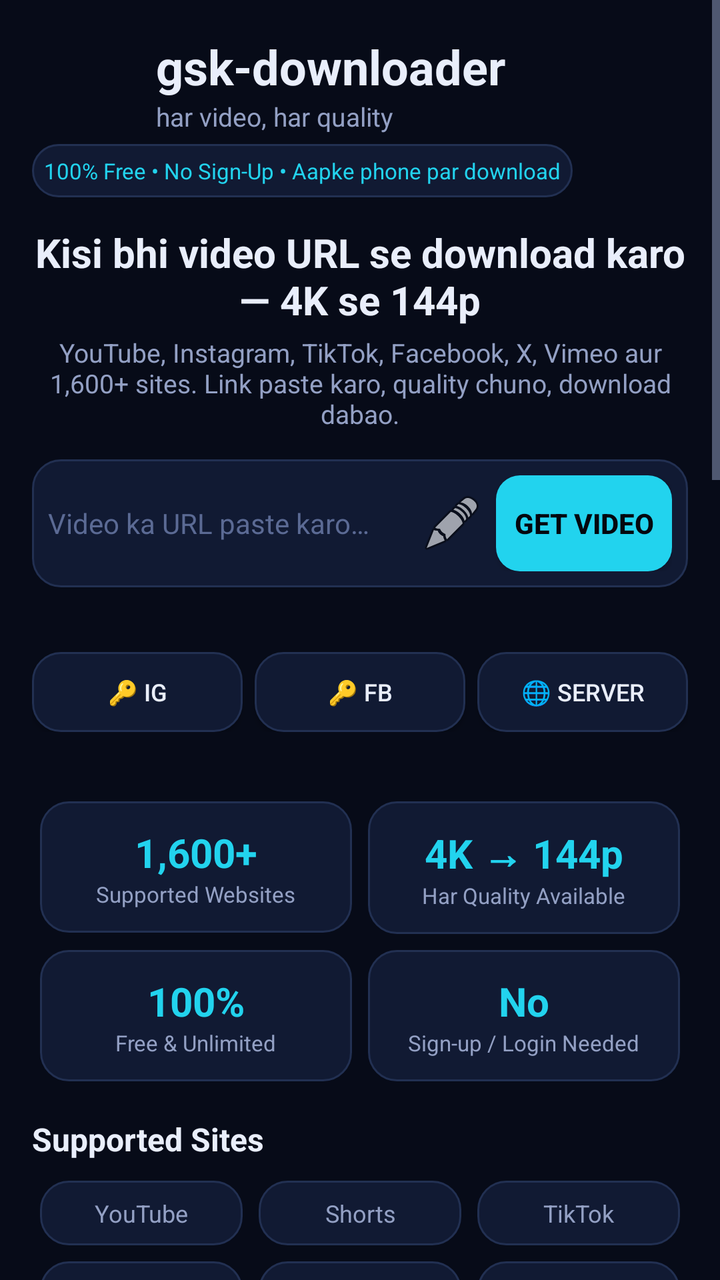
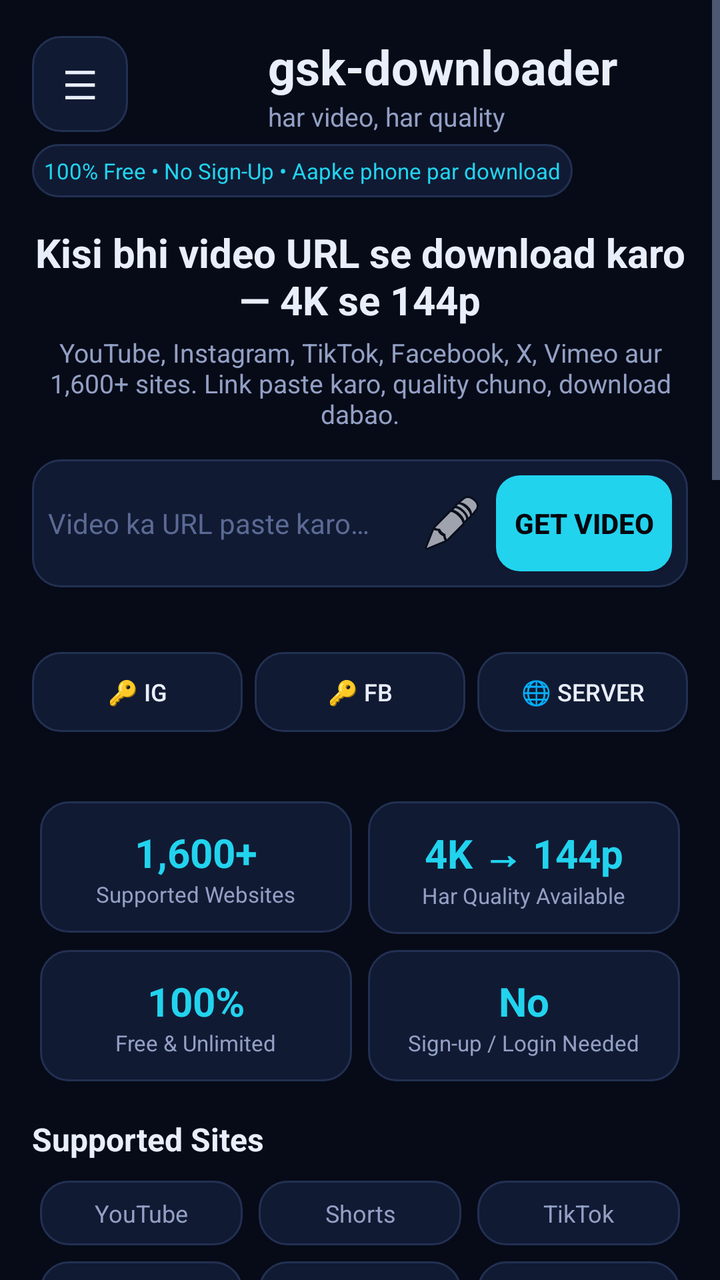

An Android layout rendered at two revisions. The XML below is the earlier revision; the diff shows what the commit changed to produce the second picture.
<!-- AndroidManifest.xml: application theme Theme.GSK -->
<!-- res/layout/activity_main.xml -->
<?xml version="1.0" encoding="utf-8"?>
<ScrollView xmlns:android="http://schemas.android.com/apk/res/android"
    xmlns:app="http://schemas.android.com/apk/res-auto"
    android:layout_width="match_parent"
    android:layout_height="match_parent"
    android:background="@color/bg"
    android:fillViewport="true">

<LinearLayout
    android:layout_width="match_parent"
    android:layout_height="wrap_content"
    android:orientation="vertical"
    android:padding="16dp">

    <LinearLayout
        android:layout_width="match_parent"
        android:layout_height="wrap_content"
        android:gravity="center_vertical"
        android:orientation="horizontal">

        <ImageView
            android:layout_width="52dp"
            android:layout_height="52dp"
            android:contentDescription="GSK logo"
            android:src="@drawable/logo" />

        <LinearLayout
            android:layout_width="wrap_content"
            android:layout_height="wrap_content"
            android:layout_marginStart="10dp"
            android:orientation="vertical">

            <TextView
                android:layout_width="wrap_content"
                android:layout_height="wrap_content"
                android:text="gsk-downloader"
                android:textColor="@color/txt"
                android:textSize="24sp"
                android:textStyle="bold" />

            <TextView
                android:layout_width="wrap_content"
                android:layout_height="wrap_content"
                android:text="@string/tagline"
                android:textColor="@color/mut"
                android:textSize="13sp" />
        </LinearLayout>
    </LinearLayout>

    <TextView
        android:layout_width="wrap_content"
        android:layout_height="wrap_content"
        android:layout_marginTop="4dp"
        android:background="@drawable/bg_card"
        android:padding="6dp"
        android:text="100% Free • No Sign-Up • Aapke phone par download"
        android:textColor="@color/accent"
        android:textSize="11sp" />

    
    <TextView
        android:layout_width="match_parent"
        android:layout_height="wrap_content"
        android:layout_marginTop="14dp"
        android:gravity="center"
        android:text="Kisi bhi video URL se download karo — 4K se 144p"
        android:textColor="@color/txt"
        android:textSize="20sp"
        android:textStyle="bold" />

    <TextView
        android:layout_width="match_parent"
        android:layout_height="wrap_content"
        android:layout_marginTop="4dp"
        android:gravity="center"
        android:text="YouTube, Instagram, TikTok, Facebook, X, Vimeo aur 1,600+ sites. Link paste karo, quality chuno, download dabao."
        android:textColor="@color/mut"
        android:textSize="13sp" />

    <LinearLayout
        android:layout_width="match_parent"
        android:layout_height="wrap_content"
        android:layout_marginTop="14dp"
        android:background="@drawable/bg_card"
        android:gravity="center_vertical"
        android:orientation="horizontal"
        android:padding="8dp">

        <EditText
            android:id="@+id/urlInput"
            android:layout_width="0dp"
            android:layout_height="wrap_content"
            android:layout_weight="1"
            android:background="@null"
            android:hint="@string/hint_url"
            android:imeOptions="actionGo"
            android:inputType="textUri"
            android:singleLine="true"
            android:textColor="@color/txt"
            android:textColorHint="#5B6A94"
            android:textSize="14sp" />

        <ImageButton
            android:id="@+id/pasteBtn"
            android:layout_width="44dp"
            android:layout_height="44dp"
            android:background="?attr/selectableItemBackgroundBorderless"
            android:contentDescription="Paste"
            android:src="@android:drawable/ic_menu_edit" />

        <Button
            android:id="@+id/goBtn"
            android:layout_width="wrap_content"
            android:layout_height="wrap_content"
            android:background="@drawable/bg_btn"
            android:text="Get Video"
            android:textColor="#04070F"
            android:textStyle="bold" />
    </LinearLayout>

    <TextView
        android:id="@+id/statusText"
        android:layout_width="match_parent"
        android:layout_height="wrap_content"
        android:layout_marginTop="8dp"
        android:textColor="@color/mut"
        android:textSize="12sp" />

    
    <LinearLayout
        android:layout_width="match_parent"
        android:layout_height="wrap_content"
        android:layout_marginTop="8dp"
        android:orientation="horizontal">

        <Button
            android:id="@+id/igLoginBtn"
            android:layout_width="0dp"
            android:layout_height="40dp"
            android:layout_marginEnd="6dp"
            android:layout_weight="1"
            android:background="@drawable/bg_card"
            android:text="🔑 IG"
            android:textColor="@color/txt"
            android:textSize="12sp" />

        <Button
            android:id="@+id/fbLoginBtn"
            android:layout_width="0dp"
            android:layout_height="40dp"
            android:layout_marginEnd="6dp"
            android:layout_weight="1"
            android:background="@drawable/bg_card"
            android:text="🔑 FB"
            android:textColor="@color/txt"
            android:textSize="12sp" />

        <Button
            android:id="@+id/serverBtn"
            android:layout_width="0dp"
            android:layout_height="40dp"
            android:layout_weight="1"
            android:background="@drawable/bg_card"
            android:text="🌐 Server"
            android:textColor="@color/txt"
            android:textSize="12sp" />
    </LinearLayout>

    <TextView
        android:id="@+id/cookieStatusText"
        android:layout_width="match_parent"
        android:layout_height="wrap_content"
        android:layout_marginTop="4dp"
        android:text=""
        android:textColor="@color/mut"
        android:textSize="11sp" />

    
    <GridLayout
        android:layout_width="match_parent"
        android:layout_height="wrap_content"
        android:layout_marginTop="12dp"
        android:columnCount="2"
        android:rowCount="2"
        android:useDefaultMargins="true">

        <LinearLayout
            android:layout_width="0dp"
            android:layout_height="wrap_content"
            android:layout_columnWeight="1"
            android:background="@drawable/bg_card"
            android:gravity="center"
            android:orientation="vertical"
            android:padding="12dp">
            <TextView android:layout_width="wrap_content" android:layout_height="wrap_content"
                android:text="1,600+" android:textColor="@color/accent" android:textSize="20sp" android:textStyle="bold" />
            <TextView android:layout_width="wrap_content" android:layout_height="wrap_content"
                android:text="Supported Websites" android:textColor="@color/mut" android:textSize="11sp" />
        </LinearLayout>

        <LinearLayout
            android:layout_width="0dp"
            android:layout_height="wrap_content"
            android:layout_columnWeight="1"
            android:background="@drawable/bg_card"
            android:gravity="center"
            android:orientation="vertical"
            android:padding="12dp">
            <TextView android:layout_width="wrap_content" android:layout_height="wrap_content"
                android:text="4K → 144p" android:textColor="@color/accent" android:textSize="20sp" android:textStyle="bold" />
            <TextView android:layout_width="wrap_content" android:layout_height="wrap_content"
                android:text="Har Quality Available" android:textColor="@color/mut" android:textSize="11sp" />
        </LinearLayout>

        <LinearLayout
            android:layout_width="0dp"
            android:layout_height="wrap_content"
            android:layout_columnWeight="1"
            android:background="@drawable/bg_card"
            android:gravity="center"
            android:orientation="vertical"
            android:padding="12dp">
            <TextView android:layout_width="wrap_content" android:layout_height="wrap_content"
                android:text="100%" android:textColor="@color/accent" android:textSize="20sp" android:textStyle="bold" />
            <TextView android:layout_width="wrap_content" android:layout_height="wrap_content"
                android:text="Free &amp; Unlimited" android:textColor="@color/mut" android:textSize="11sp" />
        </LinearLayout>

        <LinearLayout
            android:layout_width="0dp"
            android:layout_height="wrap_content"
            android:layout_columnWeight="1"
            android:background="@drawable/bg_card"
            android:gravity="center"
            android:orientation="vertical"
            android:padding="12dp">
            <TextView android:layout_width="wrap_content" android:layout_height="wrap_content"
                android:text="No" android:textColor="@color/accent" android:textSize="20sp" android:textStyle="bold" />
            <TextView android:layout_width="wrap_content" android:layout_height="wrap_content"
                android:text="Sign-up / Login Needed" android:textColor="@color/mut" android:textSize="11sp" />
        </LinearLayout>
    </GridLayout>

    
    <TextView
        android:layout_width="match_parent"
        android:layout_height="wrap_content"
        android:layout_marginTop="14dp"
        android:text="Supported Sites"
        android:textColor="@color/txt"
        android:textSize="16sp"
        android:textStyle="bold" />

    <GridLayout
        android:layout_width="match_parent"
        android:layout_height="wrap_content"
        android:layout_marginTop="6dp"
        android:columnCount="3"
        android:useDefaultMargins="true">

        <TextView android:layout_width="0dp" android:layout_columnWeight="1" android:background="@drawable/bg_card" android:gravity="center" android:padding="8dp" android:text="YouTube" android:textColor="@color/mut" android:textSize="12sp" />
        <TextView android:layout_width="0dp" android:layout_columnWeight="1" android:background="@drawable/bg_card" android:gravity="center" android:padding="8dp" android:text="Shorts" android:textColor="@color/mut" android:textSize="12sp" />
        <TextView android:layout_width="0dp" android:layout_columnWeight="1" android:background="@drawable/bg_card" android:gravity="center" android:padding="8dp" android:text="TikTok" android:textColor="@color/mut" android:textSize="12sp" />
        <TextView android:layout_width="0dp" android:layout_columnWeight="1" android:background="@drawable/bg_card" android:gravity="center" android:padding="8dp" android:text="Instagram" android:textColor="@color/mut" android:textSize="12sp" />
        <TextView android:layout_width="0dp" android:layout_columnWeight="1" android:background="@drawable/bg_card" android:gravity="center" android:padding="8dp" android:text="Facebook" android:textColor="@color/mut" android:textSize="12sp" />
        <TextView android:layout_width="0dp" android:layout_columnWeight="1" android:background="@drawable/bg_card" android:gravity="center" android:padding="8dp" android:text="Twitter / X" android:textColor="@color/mut" android:textSize="12sp" />
        <TextView android:layout_width="0dp" android:layout_columnWeight="1" android:background="@drawable/bg_card" android:gravity="center" android:padding="8dp" android:text="Vimeo" android:textColor="@color/mut" android:textSize="12sp" />
        <TextView android:layout_width="0dp" android:layout_columnWeight="1" android:background="@drawable/bg_card" android:gravity="center" android:padding="8dp" android:text="Dailymotion" android:textColor="@color/mut" android:textSize="12sp" />
        <TextView android:layout_width="0dp" android:layout_columnWeight="1" android:background="@drawable/bg_card" android:gravity="center" android:padding="8dp" android:text="Reddit" android:textColor="@color/mut" android:textSize="12sp" />
        <TextView android:layout_width="0dp" android:layout_columnWeight="1" android:background="@drawable/bg_card" android:gravity="center" android:padding="8dp" android:text="Pinterest" android:textColor="@color/mut" android:textSize="12sp" />
        <TextView android:layout_width="0dp" android:layout_columnWeight="1" android:background="@drawable/bg_card" android:gravity="center" android:padding="8dp" android:text="Twitch" android:textColor="@color/mut" android:textSize="12sp" />
        <TextView android:layout_width="0dp" android:layout_columnWeight="1" android:background="@drawable/bg_card" android:gravity="center" android:padding="8dp" android:text="... +1600 aur" android:textColor="@color/accent" android:textSize="12sp" android:textStyle="bold" />
    </GridLayout>

    
    <LinearLayout
        android:id="@+id/previewCard"
        android:layout_width="match_parent"
        android:layout_height="wrap_content"
        android:layout_marginTop="10dp"
        android:background="@drawable/bg_card"
        android:orientation="vertical"
        android:padding="12dp"
        android:visibility="gone">

        <TextView
            android:id="@+id/previewTitle"
            android:layout_width="match_parent"
            android:layout_height="wrap_content"
            android:ellipsize="end"
            android:maxLines="2"
            android:text="Video title"
            android:textColor="@color/txt"
            android:textSize="14sp"
            android:textStyle="bold" />

        <TextView
            android:id="@+id/previewMeta"
            android:layout_width="match_parent"
            android:layout_height="wrap_content"
            android:layout_marginTop="2dp"
            android:text=""
            android:textColor="@color/mut"
            android:textSize="11sp" />

        <FrameLayout
            android:layout_width="match_parent"
            android:layout_height="200dp"
            android:layout_marginTop="8dp"
            android:background="#000000">

            <ImageView
                android:id="@+id/thumbPreview"
                android:layout_width="match_parent"
                android:layout_height="match_parent"
                android:contentDescription="Video thumbnail"
                android:scaleType="centerCrop" />

            <androidx.media3.ui.PlayerView
                android:id="@+id/previewPlayer"
                android:layout_width="match_parent"
                android:layout_height="match_parent"
                android:visibility="gone"
                app:show_buffering="when_playing"
                app:use_controller="true" />

            <Button
                android:id="@+id/previewPlayBtn"
                android:layout_width="wrap_content"
                android:layout_height="wrap_content"
                android:layout_gravity="center"
                android:background="@drawable/bg_btn"
                android:text="▶ Preview"
                android:textColor="#04070F"
                android:textSize="13sp"
                android:textStyle="bold" />
        </FrameLayout>

        
        <LinearLayout
            android:id="@+id/previewControls"
            android:layout_width="match_parent"
            android:layout_height="wrap_content"
            android:layout_marginTop="8dp"
            android:gravity="center"
            android:orientation="horizontal"
            android:visibility="gone">

            <Button
                android:id="@+id/prevBtn"
                android:layout_width="wrap_content"
                android:layout_height="36dp"
                android:layout_marginEnd="6dp"
                android:background="@drawable/bg_card"
                android:minWidth="0dp"
                android:text="◀ Prev"
                android:textColor="@color/txt"
                android:textSize="12sp" />

            <Button
                android:id="@+id/previewBack"
                android:layout_width="wrap_content"
                android:layout_height="36dp"
                android:layout_marginEnd="6dp"
                android:background="@drawable/bg_card"
                android:minWidth="0dp"
                android:text="⏪ 10s"
                android:textColor="@color/txt"
                android:textSize="12sp" />

            <Button
                android:id="@+id/previewFwd"
                android:layout_width="wrap_content"
                android:layout_height="36dp"
                android:layout_marginEnd="6dp"
                android:background="@drawable/bg_card"
                android:minWidth="0dp"
                android:text="10s ⏩"
                android:textColor="@color/txt"
                android:textSize="12sp" />

            <Button
                android:id="@+id/nextBtn"
                android:layout_width="wrap_content"
                android:layout_height="36dp"
                android:background="@drawable/bg_card"
                android:minWidth="0dp"
                android:text="Next ▶"
                android:textColor="@color/txt"
                android:textSize="12sp" />
        </LinearLayout>

        
        <TextView
            android:id="@+id/upNextTitle"
            android:layout_width="match_parent"
            android:layout_height="wrap_content"
            android:layout_marginTop="8dp"
            android:text="Up Next"
            android:textColor="@color/txt"
            android:textSize="13sp"
            android:textStyle="bold"
            android:visibility="gone" />

        <androidx.recyclerview.widget.RecyclerView
            android:id="@+id/upNextRecycler"
            android:layout_width="match_parent"
            android:layout_height="wrap_content"
            android:layout_marginTop="4dp"
            android:clipToPadding="false"
            android:nestedScrollingEnabled="false"
            android:visibility="gone" />

        <TextView
            android:layout_width="match_parent"
            android:layout_height="wrap_content"
            android:layout_marginTop="6dp"
            android:text="Link ka preview upar dikhega. Play dabao — download se pehle video check karo."
            android:textColor="#5B6A94"
            android:textSize="11sp" />
    </LinearLayout>

    <TextView
        android:id="@+id/metaText"
        android:layout_width="match_parent"
        android:layout_height="wrap_content"
        android:layout_marginTop="6dp"
        android:textColor="@color/txt"
        android:textSize="13sp"
        android:textStyle="bold" />

    
    <HorizontalScrollView
        android:layout_width="match_parent"
        android:layout_height="wrap_content"
        android:layout_marginTop="8dp"
        android:scrollbars="none">

        <LinearLayout
            android:layout_width="wrap_content"
            android:layout_height="wrap_content"
            android:orientation="horizontal">

            <Button android:id="@+id/qMax" android:layout_width="wrap_content" android:layout_height="36dp"
                android:layout_marginEnd="8dp" android:background="@drawable/bg_btn" android:minWidth="0dp"
                android:text="MAX" android:textColor="#04070F" android:textSize="12sp" />
            <Button android:id="@+id/q4320" android:layout_width="wrap_content" android:layout_height="36dp"
                android:layout_marginEnd="8dp" android:background="@drawable/bg_card" android:minWidth="0dp"
                android:text="8K" android:textColor="@color/txt" android:textSize="12sp" />
            <Button android:id="@+id/q2160" android:layout_width="wrap_content" android:layout_height="36dp"
                android:layout_marginEnd="8dp" android:background="@drawable/bg_card" android:minWidth="0dp"
                android:text="4K" android:textColor="@color/txt" android:textSize="12sp" />
            <Button android:id="@+id/q1440" android:layout_width="wrap_content" android:layout_height="36dp"
                android:layout_marginEnd="8dp" android:background="@drawable/bg_card" android:minWidth="0dp"
                android:text="2K" android:textColor="@color/txt" android:textSize="12sp" />
            <Button android:id="@+id/q1080" android:layout_width="wrap_content" android:layout_height="36dp"
                android:layout_marginEnd="8dp" android:background="@drawable/bg_card" android:minWidth="0dp"
                android:text="1080p" android:textColor="@color/txt" android:textSize="12sp" />
            <Button android:id="@+id/q720" android:layout_width="wrap_content" android:layout_height="36dp"
                android:layout_marginEnd="8dp" android:background="@drawable/bg_card" android:minWidth="0dp"
                android:text="720p" android:textColor="@color/txt" android:textSize="12sp" />
            <Button android:id="@+id/q480" android:layout_width="wrap_content" android:layout_height="36dp"
                android:layout_marginEnd="8dp" android:background="@drawable/bg_card" android:minWidth="0dp"
                android:text="480p" android:textColor="@color/txt" android:textSize="12sp" />
            <Button android:id="@+id/q360" android:layout_width="wrap_content" android:layout_height="36dp"
                android:layout_marginEnd="8dp" android:background="@drawable/bg_card" android:minWidth="0dp"
                android:text="360p" android:textColor="@color/txt" android:textSize="12sp" />
            <Button android:id="@+id/q240" android:layout_width="wrap_content" android:layout_height="36dp"
                android:layout_marginEnd="8dp" android:background="@drawable/bg_card" android:minWidth="0dp"
                android:text="240p" android:textColor="@color/txt" android:textSize="12sp" />
            <Button android:id="@+id/q144" android:layout_width="wrap_content" android:layout_height="36dp"
                android:layout_marginEnd="8dp" android:background="@drawable/bg_card" android:minWidth="0dp"
                android:text="144p" android:textColor="@color/txt" android:textSize="12sp" />
            <Button android:id="@+id/qAudio" android:layout_width="wrap_content" android:layout_height="36dp"
                android:background="@drawable/bg_card" android:minWidth="0dp"
                android:text="MP3 / Audio" android:textColor="@color/txt" android:textSize="12sp" />
        </LinearLayout>
    </HorizontalScrollView>

    <androidx.recyclerview.widget.RecyclerView
        android:id="@+id/recycler"
        android:layout_width="match_parent"
        android:layout_height="wrap_content"
        android:layout_marginTop="8dp"
        android:clipToPadding="false"
        android:minHeight="200dp"
        android:nestedScrollingEnabled="false" />

    
    <LinearLayout
        android:id="@+id/recentHeader"
        android:layout_width="match_parent"
        android:layout_height="wrap_content"
        android:layout_marginTop="12dp"
        android:gravity="center_vertical"
        android:orientation="horizontal"
        android:visibility="gone">

        <TextView
            android:id="@+id/recentTitle"
            android:layout_width="0dp"
            android:layout_height="wrap_content"
            android:layout_weight="1"
            android:text="🕘 Recent (tap karke dobara kholo — link copy nahi)"
            android:textColor="@color/txt"
            android:textSize="13sp"
            android:textStyle="bold" />

        <Button
            android:id="@+id/recentCloseBtn"
            android:layout_width="wrap_content"
            android:layout_height="32dp"
            android:layout_marginStart="6dp"
            android:background="@drawable/bg_card"
            android:minWidth="0dp"
            android:paddingStart="10dp"
            android:paddingEnd="10dp"
            android:text="✕ Band"
            android:textColor="@color/mut"
            android:textSize="11sp" />

        <Button
            android:id="@+id/recentClearBtn"
            android:layout_width="wrap_content"
            android:layout_height="32dp"
            android:layout_marginStart="6dp"
            android:background="@drawable/bg_card"
            android:minWidth="0dp"
            android:paddingStart="10dp"
            android:paddingEnd="10dp"
            android:text="🗑 Clear"
            android:textColor="#F87171"
            android:textSize="11sp" />
    </LinearLayout>

    <androidx.recyclerview.widget.RecyclerView
        android:id="@+id/recentRecycler"
        android:layout_width="match_parent"
        android:layout_height="wrap_content"
        android:layout_marginTop="4dp"
        android:clipToPadding="false"
        android:nestedScrollingEnabled="false"
        android:visibility="gone" />

    
    <TextView
        android:layout_width="match_parent"
        android:layout_height="wrap_content"
        android:layout_marginTop="18dp"
        android:gravity="center"
        android:text="3 Easy Steps"
        android:textColor="@color/txt"
        android:textSize="18sp"
        android:textStyle="bold" />

    <LinearLayout android:layout_width="match_parent" android:layout_height="wrap_content"
        android:layout_marginTop="8dp" android:background="@drawable/bg_card"
        android:orientation="vertical" android:padding="14dp">
        <TextView android:layout_width="wrap_content" android:layout_height="wrap_content"
            android:text="1. Link Copy Karo" android:textColor="@color/txt" android:textSize="14sp" android:textStyle="bold" />
        <TextView android:layout_width="wrap_content" android:layout_height="wrap_content"
            android:text="Jis site se video chahiye wahan jaao, video ka URL copy karo." android:textColor="@color/mut" android:textSize="12sp" />
    </LinearLayout>

    <LinearLayout android:layout_width="match_parent" android:layout_height="wrap_content"
        android:layout_marginTop="8dp" android:background="@drawable/bg_card"
        android:orientation="vertical" android:padding="14dp">
        <TextView android:layout_width="wrap_content" android:layout_height="wrap_content"
            android:text="2. Paste &amp; Scan Karo" android:textColor="@color/txt" android:textSize="14sp" android:textStyle="bold" />
        <TextView android:layout_width="wrap_content" android:layout_height="wrap_content"
            android:text="Yahan paste karo aur Get Video dabao. Preview dekho, quality chuno." android:textColor="@color/mut" android:textSize="12sp" />
    </LinearLayout>

    <LinearLayout android:layout_width="match_parent" android:layout_height="wrap_content"
        android:layout_marginTop="8dp" android:background="@drawable/bg_card"
        android:orientation="vertical" android:padding="14dp">
        <TextView android:layout_width="wrap_content" android:layout_height="wrap_content"
            android:text="3. Download Dabao" android:textColor="@color/txt" android:textSize="14sp" android:textStyle="bold" />
        <TextView android:layout_width="wrap_content" android:layout_height="wrap_content"
            android:text="Speed dekho, pause/cancel karo. File Download/gsk-downloader me save hogi." android:textColor="@color/mut" android:textSize="12sp" />
    </LinearLayout>

    
    <TextView
        android:layout_width="match_parent"
        android:layout_height="wrap_content"
        android:layout_marginTop="18dp"
        android:gravity="center"
        android:text="Questions? Jawab"
        android:textColor="@color/txt"
        android:textSize="18sp"
        android:textStyle="bold" />

    <LinearLayout android:layout_width="match_parent" android:layout_height="wrap_content"
        android:layout_marginTop="8dp" android:background="@drawable/bg_card"
        android:orientation="vertical" android:padding="14dp">
        <TextView android:id="@+id/fq1" android:layout_width="match_parent" android:layout_height="wrap_content"
            android:text="+ Kitni websites support hoti hain?" android:textColor="@color/txt" android:textSize="14sp" android:textStyle="bold" />
        <TextView android:id="@+id/fa1" android:layout_width="match_parent" android:layout_height="wrap_content"
            android:layout_marginTop="4dp" android:text="1,600+ sites — YouTube, Instagram, TikTok, Facebook, X, Vimeo, Reddit aur bahut si." android:textColor="@color/mut" android:textSize="12sp" android:visibility="gone" />
    </LinearLayout>

    <LinearLayout android:layout_width="match_parent" android:layout_height="wrap_content"
        android:layout_marginTop="8dp" android:background="@drawable/bg_card"
        android:orientation="vertical" android:padding="14dp">
        <TextView android:id="@+id/fq2" android:layout_width="match_parent" android:layout_height="wrap_content"
            android:text="+ Kya 4K me download hoga?" android:textColor="@color/txt" android:textSize="14sp" android:textStyle="bold" />
        <TextView android:id="@+id/fa2" android:layout_width="match_parent" android:layout_height="wrap_content"
            android:layout_marginTop="4dp" android:text="Haan, agar source me 4K hai. Smooth ke liye 1080p MP4 (AVC, Smooth wali) best hai." android:textColor="@color/mut" android:textSize="12sp" android:visibility="gone" />
    </LinearLayout>

    <LinearLayout android:layout_width="match_parent" android:layout_height="wrap_content"
        android:layout_marginTop="8dp" android:background="@drawable/bg_card"
        android:orientation="vertical" android:padding="14dp">
        <TextView android:id="@+id/fq3" android:layout_width="match_parent" android:layout_height="wrap_content"
            android:text="+ Sirf audio (MP3) chahiye?" android:textColor="@color/txt" android:textSize="14sp" android:textStyle="bold" />
        <TextView android:id="@+id/fa3" android:layout_width="match_parent" android:layout_height="wrap_content"
            android:layout_marginTop="4dp" android:text="Haan. MP3 / Audio pill dabao, phir koi audio quality download karo." android:textColor="@color/mut" android:textSize="12sp" android:visibility="gone" />
    </LinearLayout>

    <LinearLayout android:layout_width="match_parent" android:layout_height="wrap_content"
        android:layout_marginTop="8dp" android:background="@drawable/bg_card"
        android:orientation="vertical" android:padding="14dp">
        <TextView android:id="@+id/fq4" android:layout_width="match_parent" android:layout_height="wrap_content"
            android:text="+ File kahan save hogi?" android:textColor="@color/txt" android:textSize="14sp" android:textStyle="bold" />
        <TextView android:id="@+id/fa4" android:layout_width="match_parent" android:layout_height="wrap_content"
            android:layout_marginTop="4dp" android:text="Download/gsk-downloader folder me — gallery/Downloads me milegi." android:textColor="@color/mut" android:textSize="12sp" android:visibility="gone" />
    </LinearLayout>

    <LinearLayout android:layout_width="match_parent" android:layout_height="wrap_content"
        android:layout_marginTop="8dp" android:background="@drawable/bg_card"
        android:orientation="vertical" android:padding="14dp">
        <TextView android:id="@+id/fq5" android:layout_width="match_parent" android:layout_height="wrap_content"
            android:text="+ Instagram / Facebook link fail ho raha?" android:textColor="@color/txt" android:textSize="14sp" android:textStyle="bold" />
        <TextView android:id="@+id/fa5" android:layout_width="match_parent" android:layout_height="wrap_content"
            android:layout_marginTop="4dp" android:text="Facebook public videos (SD+HD) BINA LOGIN chalti hain. Instagram ke liye 2 raaste: (1) 🌐 Server button me apna server URL dalo — server ke login se sab users bina-login download karenge (best), (2) 'IG Login' se apne account se ek baar login karo. Private videos me hamesha login lagega." android:textColor="@color/mut" android:textSize="12sp" android:visibility="gone" />
    </LinearLayout>

    <TextView
        android:id="@+id/footerText"
        android:layout_width="match_parent"
        android:layout_height="wrap_content"
        android:gravity="center"
        android:paddingTop="12dp"
        android:paddingBottom="12dp"
        android:text="@string/footer"
        android:textColor="#5B6A94"
        android:textSize="11sp" />
</LinearLayout>
</ScrollView>
<!-- resources referenced by this layout -->
<resources>
  <color name="accent">#22D3EE</color>
  <color name="bg">#070B18</color>
  <color name="mut">#93A0C4</color>
  <color name="txt">#E9EEFB</color>
  <!-- drawable bg_btn (drawable) -->
  <shape xmlns:android="http://schemas.android.com/apk/res/android"
      android:shape="rectangle">
      <solid android:color="#22D3EE" />
      <corners android:radius="12dp" />
  </shape>
  <!-- drawable bg_card (drawable) -->
  <shape xmlns:android="http://schemas.android.com/apk/res/android"
      android:shape="rectangle">
      <solid android:color="@color/card" />
      <stroke android:width="1dp" android:color="@color/line" />
      <corners android:radius="14dp" />
  </shape>
  <string name="footer">© 2026 LVIGS Pvt. Ltd. All rights reserved. • Powered by An Nishad\n🇮🇳 India • English • INR</string>
  <string name="hint_url">Video ka URL paste karo…</string>
  <string name="tagline">har video, har quality</string>
  <style name="Theme.GSK" parent="Theme.AppCompat.NoActionBar">
          <item name="android:windowBackground">@color/bg</item>
          <item name="android:textColorPrimary">@color/txt</item>
          <item name="android:textColorSecondary">@color/mut</item>
          <item name="colorAccent">@color/accent</item>
      </style>
  <color name="card">#111A33</color>
  <color name="line">#223052</color>
</resources>

<!-- the commit's change to res/layout/activity_main.xml (unified diff, before → after) -->
@@ -1,6 +1,13 @@
 <?xml version="1.0" encoding="utf-8"?>
-<ScrollView xmlns:android="http://schemas.android.com/apk/res/android"
+<androidx.drawerlayout.widget.DrawerLayout xmlns:android="http://schemas.android.com/apk/res/android"
     xmlns:app="http://schemas.android.com/apk/res-auto"
+    android:id="@+id/drawerLayout"
+    android:layout_width="match_parent"
+    android:layout_height="match_parent"
+    android:background="@color/bg">
+
+<ScrollView
+    android:id="@+id/mainScroll"
     android:layout_width="match_parent"
     android:layout_height="match_parent"
     android:background="@color/bg"
@@ -18,9 +25,20 @@
         android:gravity="center_vertical"
         android:orientation="horizontal">
 
+        <Button
+            android:id="@+id/menuBtn"
+            android:layout_width="48dp"
+            android:layout_height="48dp"
+            android:background="@drawable/bg_card"
+            android:minWidth="0dp"
+            android:text="☰"
+            android:textColor="@color/txt"
+            android:textSize="20sp" />
+
         <ImageView
             android:layout_width="52dp"
             android:layout_height="52dp"
+            android:layout_marginStart="8dp"
             android:contentDescription="GSK logo"
             android:src="@drawable/logo" />
 
@@ -390,6 +408,16 @@
                 android:textSize="12sp" />
         </LinearLayout>
 
+        <Button
+            android:id="@+id/fullPlayerBtn"
+            android:layout_width="match_parent"
+            android:layout_height="wrap_content"
+            android:layout_marginTop="8dp"
+            android:background="@drawable/bg_btn"
+            android:text="⛶  Full Player me kholo (Ad-Free 🚫)"
+            android:textColor="#04070F"
+            android:textStyle="bold" />
+
         
         <TextView
             android:id="@+id/upNextTitle"
@@ -648,3 +676,77 @@
         android:textSize="11sp" />
 </LinearLayout>
 </ScrollView>
+
+
+<LinearLayout
+    android:id="@+id/drawerPanel"
+    android:layout_width="280dp"
+    android:layout_height="match_parent"
+    android:layout_gravity="start"
+    android:background="@color/bg"
+    android:orientation="vertical"
+    android:padding="16dp">
+
+    <TextView
+        android:layout_width="wrap_content"
+        android:layout_height="wrap_content"
+        android:text="☰  GSK Menu"
+        android:textColor="@color/txt"
+        android:textSize="20sp"
+        android:textStyle="bold" />
+
+    <TextView
+        android:layout_width="wrap_content"
+        android:layout_height="wrap_content"
+        android:layout_marginTop="2dp"
+        android:layout_marginBottom="10dp"
+        android:text="v1.9 • ad-free player ke saath"
+        android:textColor="@color/mut"
+        android:textSize="12sp" />
+
+    <Button
+        android:id="@+id/drawerDownload"
+        android:layout_width="match_parent"
+        android:layout_height="wrap_content"
+        android:background="@drawable/bg_btn"
+        android:text="⬇  Downloader"
+        android:textColor="#04070F"
+        android:textStyle="bold" />
+
+    <Button
+        android:id="@+id/drawerPlayer"
+        android:layout_width="match_parent"
+        android:layout_height="wrap_content"
+        android:layout_marginTop="8dp"
+        android:background="@drawable/bg_card"
+        android:text="▶  Ad-Free Player 🚫"
+        android:textColor="@color/txt" />
+
+    <Button
+        android:id="@+id/drawerRecent"
+        android:layout_width="match_parent"
+        android:layout_height="wrap_content"
+        android:layout_marginTop="8dp"
+        android:background="@drawable/bg_card"
+        android:text="🕘  Recent"
+        android:textColor="@color/txt" />
+
+    <Button
+        android:id="@+id/drawerShare"
+        android:layout_width="match_parent"
+        android:layout_height="wrap_content"
+        android:layout_marginTop="8dp"
+        android:background="@drawable/bg_card"
+        android:text="📤  App Share Karo"
+        android:textColor="@color/txt" />
+
+    <Button
+        android:id="@+id/drawerAbout"
+        android:layout_width="match_parent"
+        android:layout_height="wrap_content"
+        android:layout_marginTop="8dp"
+        android:background="@drawable/bg_card"
+        android:text="ℹ  About"
+        android:textColor="@color/txt" />
+</LinearLayout>
+</androidx.drawerlayout.widget.DrawerLayout>
